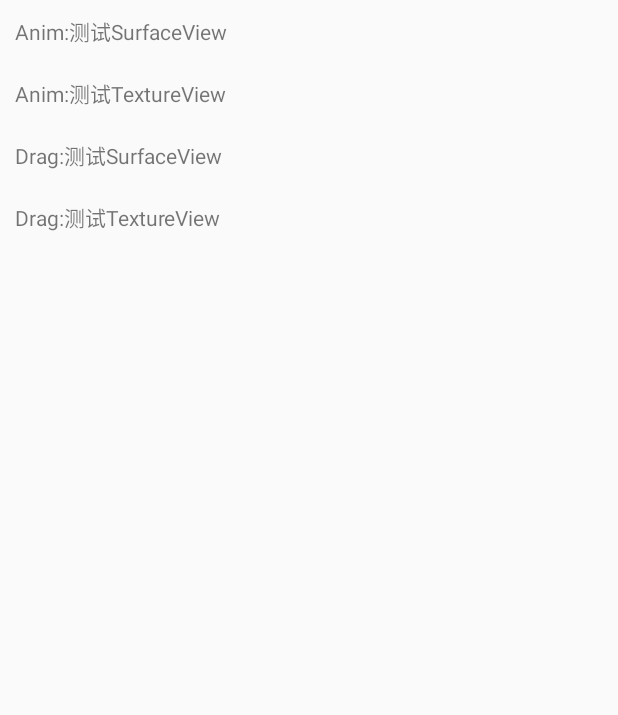
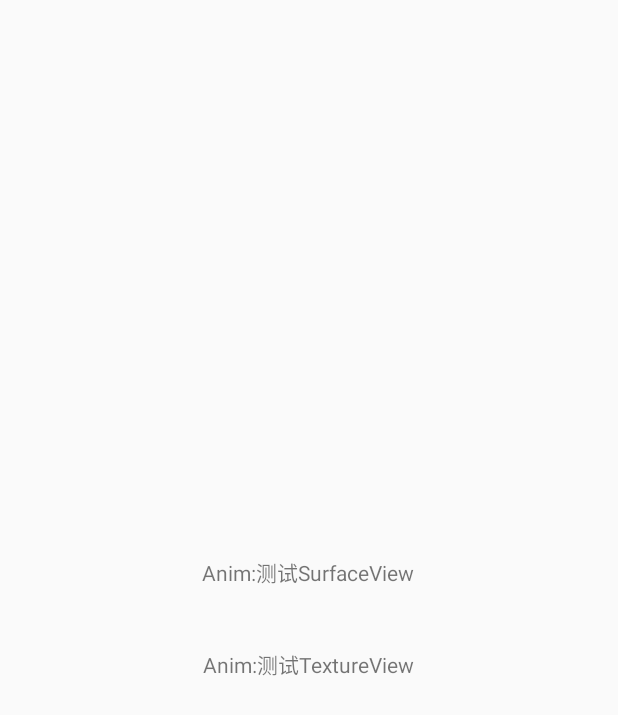
Before and after one commit to gionlime/SurfaceViewAnim, an Android app: the screen it shows after launch (MainActivity), on a phone screen of 412 x 824 dp. Shown: the top 715 px of the screen. Run offline under Robolectric (Android 15) with nearby library versions, the phone set to English and light mode, and no system bars.

Commit message:
1、添加背景

```diff
--- a/app/src/main/java/com/yunbo/surface/anim/SurfaceViewActivity.java
+++ b/app/src/main/java/com/yunbo/surface/anim/SurfaceViewActivity.java
@@ -8,6 +8,7 @@ import android.util.DisplayMetrics;
 import android.view.SurfaceHolder;
 import android.view.SurfaceView;
 import android.view.ViewGroup;
+import android.widget.Toast;
 
 import com.yunbo.surface.R;
 
@@ -22,6 +23,7 @@ public class SurfaceViewActivity extends BaseActivity implements SurfaceHolder.C
     protected void onCreate(Bundle savedInstanceState) {
         super.onCreate(savedInstanceState);
 
+        Toast.makeText(this, "SurfaceViewActivity", Toast.LENGTH_SHORT).show();
         mVideoView1 = (SurfaceView) findViewById(R.id.video);
         DisplayMetrics dm = getResources().getDisplayMetrics();
         ViewGroup.LayoutParams lp = mVideoView1.getLayoutParams();
--- a/app/src/main/java/com/yunbo/surface/anim/TextureViewActivity.java
+++ b/app/src/main/java/com/yunbo/surface/anim/TextureViewActivity.java
@@ -9,6 +9,7 @@ import android.util.DisplayMetrics;
 import android.view.Surface;
 import android.view.TextureView;
 import android.view.ViewGroup;
+import android.widget.Toast;
 
 import com.yunbo.surface.R;
 
@@ -27,7 +28,7 @@ public class TextureViewActivity extends BaseActivity implements MediaPlayer.OnP
     @Override
     protected void onCreate(Bundle savedInstanceState) {
         super.onCreate(savedInstanceState);
-
+        Toast.makeText(this, "TextureViewActivity", Toast.LENGTH_SHORT).show();
         mTextureView = (TextureView) findViewById(R.id.video);
         DisplayMetrics dm = getResources().getDisplayMetrics();
         ViewGroup.LayoutParams lp = mTextureView.getLayoutParams();
--- a/app/src/main/res/layout/activity_surface_video.xml
+++ b/app/src/main/res/layout/activity_surface_video.xml
@@ -3,7 +3,8 @@
     android:layout_width="match_parent"
     android:layout_height="match_parent"
     android:gravity="center_horizontal"
-    android:orientation="vertical">
+    android:orientation="vertical"
+    android:background="@mipmap/live_buildin_0">
 
     <LinearLayout
         android:layout_width="match_parent"
@@ -79,8 +80,7 @@
 
         <View
             android:layout_width="match_parent"
-            android:layout_height="match_parent"
-            android:background="@color/colorAccent" />
+            android:layout_height="match_parent"/>
     </com.yunbo.surface.drag.DragVideoView>
 
 
--- a/app/src/main/res/layout/activity_texture_video.xml
+++ b/app/src/main/res/layout/activity_texture_video.xml
@@ -75,8 +75,7 @@
         <TextureView
             android:id="@+id/video"
             android:layout_width="match_parent"
-            android:layout_height="wrap_content"
-            android:background="#ff000000" />
+            android:layout_height="wrap_content"/>
 
         <View
             android:layout_width="match_parent"
--- a/app/src/main/res/layout/activity_video_demo.xml
+++ b/app/src/main/res/layout/activity_video_demo.xml
@@ -2,20 +2,21 @@
 <LinearLayout xmlns:android="http://schemas.android.com/apk/res/android"
     android:layout_width="match_parent"
     android:layout_height="match_parent"
-    android:orientation="vertical">
+    android:orientation="vertical"
+    android:gravity="center">
 
     <TextView
         android:id="@+id/anim_surfaceview"
-        android:layout_width="match_parent"
+        android:layout_width="wrap_content"
         android:layout_height="wrap_content"
-        android:padding="10dp"
+        android:padding="20dp"
         android:text="Anim:测试SurfaceView" />
 
     <TextView
         android:id="@+id/anim_textureview"
-        android:layout_width="match_parent"
+        android:layout_width="wrap_content"
         android:layout_height="wrap_content"
-        android:padding="10dp"
+        android:padding="20dp"
         android:text="Anim:测试TextureView" />
 
 
@@ -24,13 +25,15 @@
         android:layout_width="match_parent"
         android:layout_height="wrap_content"
         android:padding="10dp"
-        android:text="Drag:测试SurfaceView" />
+        android:text="Drag:测试SurfaceView"
+        android:visibility="gone"/>
 
     <TextView
         android:id="@+id/drag_textureview"
         android:layout_width="match_parent"
         android:layout_height="wrap_content"
         android:padding="10dp"
-        android:text="Drag:测试TextureView" />
+        android:text="Drag:测试TextureView"
+        android:visibility="gone"/>
 
 </LinearLayout>
```
Also changed, not shown: app/src/main/res/mipmap-xxhdpi/live_buildin_0.webp (added).
